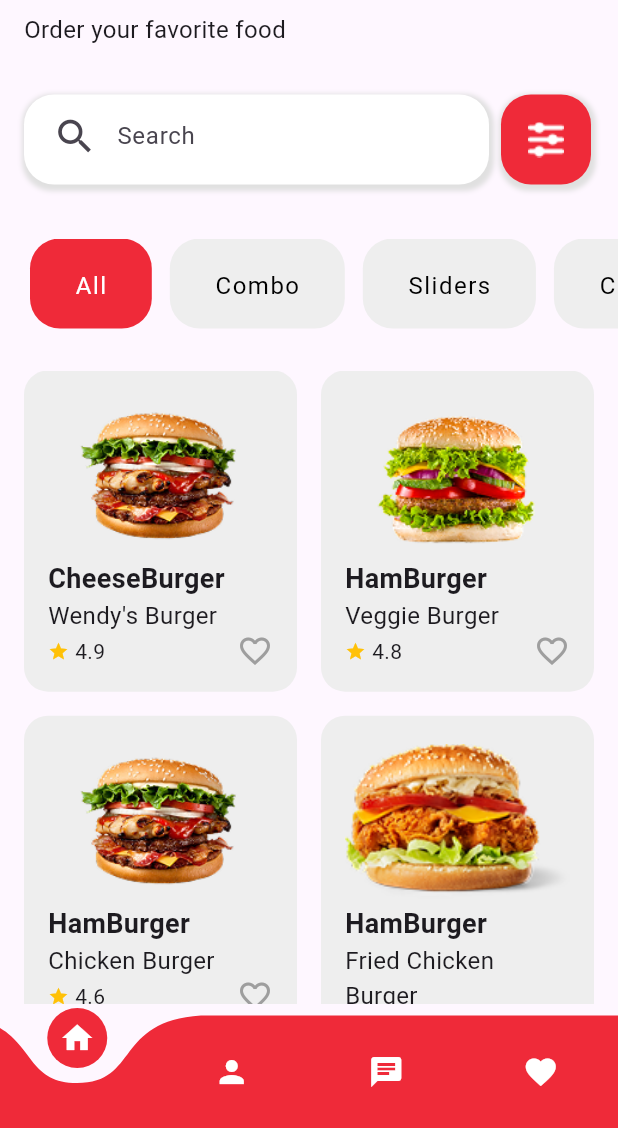
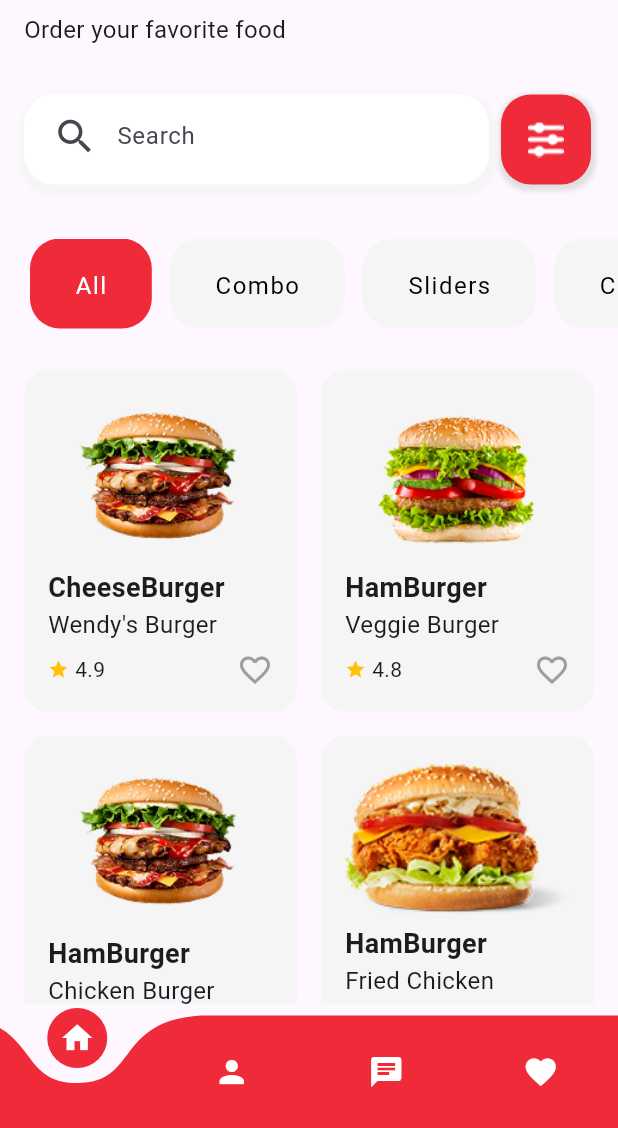
Before and after one commit to iamfarazbaloch/foody_app, a Flutter app: the screen it shows after launch, on a phone screen of 412 x 824 dp, the part 108-1236 px from its top. Run offline on Flutter 3.47's test engine with Material 3 defaults, Android fonts, the phone set to English and light mode, and no system bars; drawn by our look-alikes of curved_navigation_bar; our stand-ins replace google_fonts.

```diff
--- a/lib/pages/home_page.dart
+++ b/lib/pages/home_page.dart
@@ -90,7 +90,7 @@ class _HomePageState extends State<HomePage> {
                         color:
                             isSelected
                                 ? const Color(0xFFEF2A39)
-                                : Colors.grey.shade200,
+                                : Colors.grey.shade100,
                         borderRadius: BorderRadius.circular(20),
                       ),
                       child: Text(
@@ -123,14 +123,14 @@ class _HomePageState extends State<HomePage> {
                     crossAxisCount: 2,
                     crossAxisSpacing: 16,
                     mainAxisSpacing: 16,
-                    childAspectRatio: 0.85,
+                    childAspectRatio: 0.8,
                   ),
                   itemBuilder: (context, index) {
                     final food = foodList[index];
                     return Container(
                       padding: const EdgeInsets.all(16),
                       decoration: BoxDecoration(
-                        color: Colors.grey.shade200,
+                        color: Colors.grey.shade100,
                         borderRadius: BorderRadius.circular(16),
                       ),
                       child: Column(
--- a/lib/widgets/my_search_field.dart
+++ b/lib/widgets/my_search_field.dart
@@ -23,10 +23,10 @@ class MySearchField extends StatelessWidget {
               borderRadius: BorderRadius.circular(20),
               boxShadow: [
                 BoxShadow(
-                  color: Colors.grey.shade300,
-                  spreadRadius: 2,
+                  color: Colors.grey.shade100,
+                  spreadRadius: 3,
                   blurRadius: 2,
-                  offset: const Offset(1, 2),
+                  offset: const Offset(1, 4),
                 ),
               ],
             ),
```
Also changed, not shown: lib/pages/detail_page.dart (+62 -14 lines).
